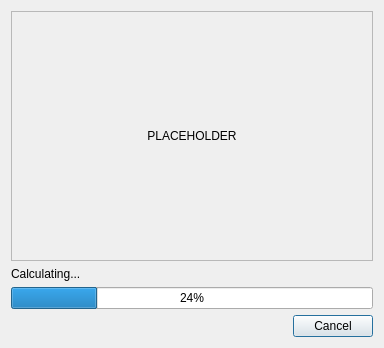
Above: widget/CurveFittingWorkerDialog.ui from timschneeb/DDCToolbox before the change. Below: the same form after it.
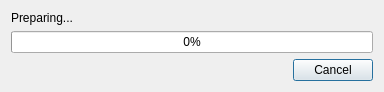
That is the form after the change.

The edit to the form file:
```diff
--- a/widget/CurveFittingWorkerDialog.ui
+++ b/widget/CurveFittingWorkerDialog.ui
@@ -7,7 +7,7 @@
     <x>0</x>
     <y>0</y>
     <width>384</width>
-    <height>347</height>
+    <height>91</height>
    </rect>
   </property>
   <property name="windowTitle">
@@ -15,44 +15,16 @@
   </property>
   <layout class="QVBoxLayout" name="verticalLayout">
    <item>
-    <widget class="QFrame" name="frame">
-     <property name="minimumSize">
-      <size>
-       <width>0</width>
-       <height>250</height>
-      </size>
-     </property>
-     <property name="frameShape">
-      <enum>QFrame::StyledPanel</enum>
-     </property>
-     <property name="frameShadow">
-      <enum>QFrame::Raised</enum>
-     </property>
-     <layout class="QVBoxLayout" name="verticalLayout_2">
-      <item>
-       <widget class="QLabel" name="label_2">
-        <property name="text">
-         <string>PLACEHOLDER</string>
-        </property>
-        <property name="alignment">
-         <set>Qt::AlignCenter</set>
-        </property>
-       </widget>
-      </item>
-     </layout>
-    </widget>
-   </item>
-   <item>
-    <widget class="QLabel" name="label">
+    <widget class="QLabel" name="progressText">
      <property name="text">
-      <string>Calculating...</string>
+      <string>Preparing...</string>
      </property>
     </widget>
    </item>
    <item>
     <widget class="QProgressBar" name="progressBar">
      <property name="value">
-      <number>24</number>
+      <number>0</number>
      </property>
     </widget>
    </item>
```
